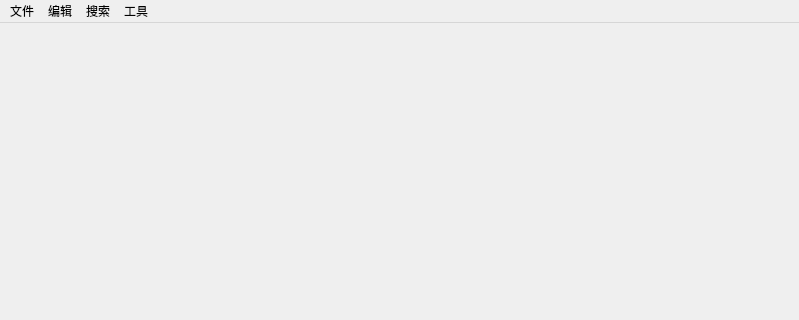
Before: the Qt Designer form gui/designer/main_window.ui in BlueWhaleMain/cipher-manager, drawn with Qt 5; both pictures show x 0 to 799 and y 0 to 320 of the 799 by 600 pixel window.
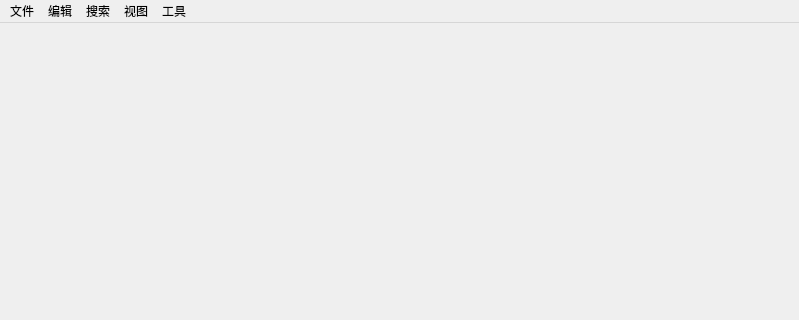
After: the same form once the commit is applied.

Commit message: 增加视图功能，包含总在最前、便签模式和自动锁定

Diff of the .ui file:
```diff
--- a/gui/designer/main_window.ui
+++ b/gui/designer/main_window.ui
@@ -25,7 +25,7 @@
      <x>0</x>
      <y>0</y>
      <width>799</width>
-     <height>26</height>
+     <height>23</height>
     </rect>
    </property>
    <widget class="QMenu" name="menu_file">
@@ -76,9 +76,19 @@
     <addaction name="action_encrypt_test"/>
     <addaction name="action_random_password"/>
    </widget>
+   <widget class="QMenu" name="menu_view">
+    <property name="title">
+     <string>视图</string>
+    </property>
+    <addaction name="action_stay_on_top"/>
+    <addaction name="action_notes_mode"/>
+    <addaction name="separator"/>
+    <addaction name="action_auto_lock"/>
+   </widget>
    <addaction name="menu_file"/>
    <addaction name="menu_edit"/>
    <addaction name="menu_search"/>
+   <addaction name="menu_view"/>
    <addaction name="menu_tools"/>
   </widget>
   <widget class="QStatusBar" name="statusbar"/>
```
Left out of the diff: 39 changed lines with no effect on the pictures. The commit also changes 3 other files.
